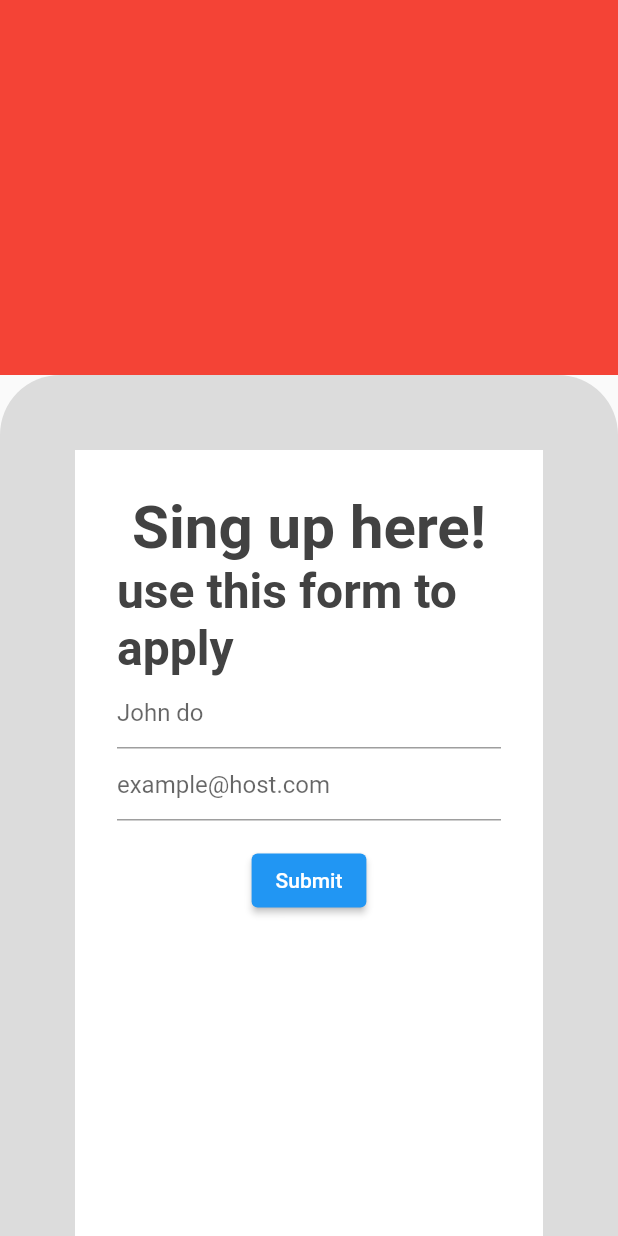
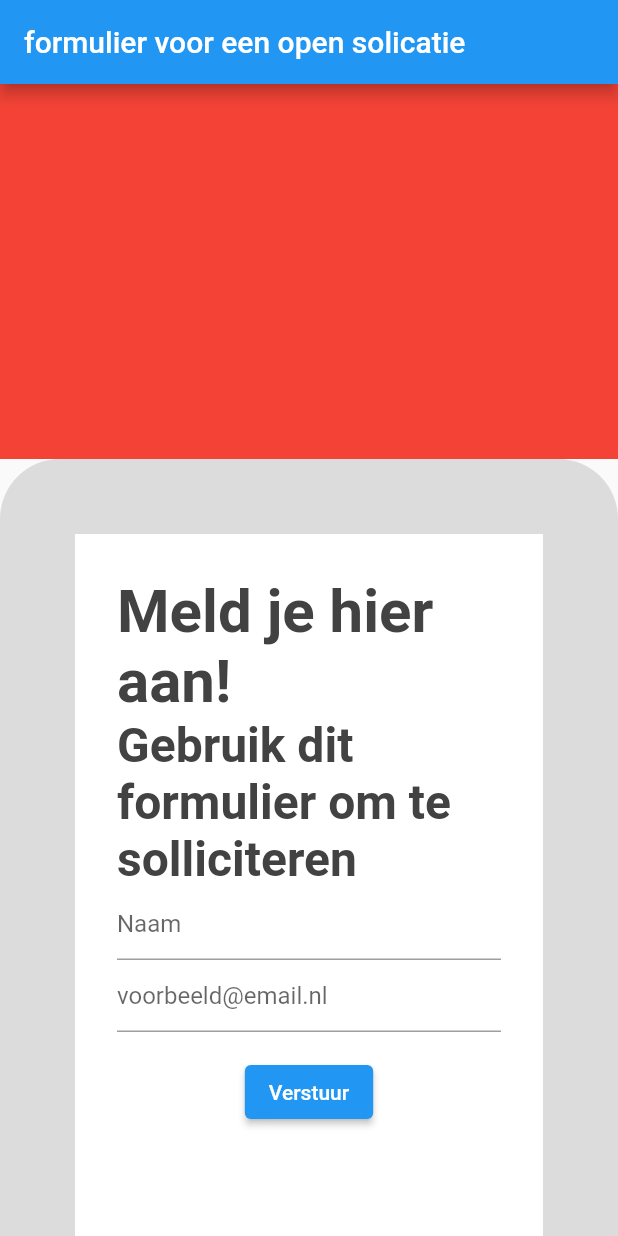
Before and after one commit to CZ-connect/CZ-Connect, a Flutter app: the screen it shows after launch, on a phone screen of 412 x 824 dp. Run offline on Flutter 3.47's test engine with Material 2 defaults, Android fonts, the phone set to English and light mode, and no system bars; our stand-ins replace email_validator.

Commit message:
template finished

```diff
--- a/cz_app/lib/main.dart
+++ b/cz_app/lib/main.dart
@@ -1,5 +1,8 @@
-
-import 'package:cz_app/widget/app/form-app//appBackground.dart';
+import 'package:cz_app/widget/app/form-app/appMainContainer.dart';
+import 'package:cz_app/widget/app/form-app/bottemAppLayout.dart';
+import 'package:cz_app/widget/app/form-app/form/storeInput.dart';
+import 'package:cz_app/widget/app/form-app/template/ScreenTemplate.dart';
+import 'package:cz_app/widget/app/form-app/topAppLayout.dart';
 import 'package:flutter/material.dart';
 
 void main() => runApp(const MyApp());
@@ -11,10 +14,23 @@
   Widget build(BuildContext context) {
     return MaterialApp(
       title: 'CZ_connect',
-      home: Scaffold(
-        body: backgroundWidget(),
+      initialRoute: '/',
+      routes: {
+        '/': (context) => Scaffold(
+              body: ScreenTemplate(
+                title: 'formulier voor een open solicatie',
+                header: topAppWidget(),
+                body: bottemAppWidget(
+                    child: appMainContainer(
+                  child: formWidget(),
+                )),
+              ),
+            ),
+      },
+      theme: ThemeData(
+        primarySwatch: Colors.blue,
+        visualDensity: VisualDensity.adaptivePlatformDensity,
       ),
-
     );
   }
 }
--- a/cz_app/lib/widget/app/form-app/appBackground.dart
+++ /dev/null
@@ -1,20 +0,0 @@
-import 'package:cz_app/widget/app/form-app/topAppLayout.dart';
-import 'package:flutter/material.dart';
-import 'bottemAppLayout.dart';
-
-//This widget styles the topcontainer and the bottom container in the app into 1
- class backgroundWidget extends StatelessWidget {
-
-  @override
-  Widget build(BuildContext context) {
-   return Column(
-       children: <Widget>[
-         // top widget 1
-         topAppWidget(),
-         bottemAppWidget(),
-         //top widget 2
-       ]
-   );
-  }
-
-}
--- a/cz_app/lib/widget/app/form-app/appMainContainer.dart
+++ b/cz_app/lib/widget/app/form-app/appMainContainer.dart
@@ -4,7 +4,8 @@
 import 'form/storeInput.dart';
 
 class appMainContainer extends StatelessWidget {
-  const appMainContainer({super.key});
+  final Widget child;
+  const appMainContainer({super.key, required this.child});
 
   @override
   Widget build(BuildContext context) {
@@ -22,6 +23,7 @@
             .height - 250,
         child: formWidget(),
       ),
+
     );
   }
 }
--- a/cz_app/lib/widget/app/form-app/bottemAppLayout.dart
+++ b/cz_app/lib/widget/app/form-app/bottemAppLayout.dart
@@ -3,7 +3,9 @@
 import 'appMainContainer.dart';
 
 class bottemAppWidget extends StatelessWidget {
+  final Widget child;
 
+  const bottemAppWidget({super.key, required this.child});
   @override
   Widget build(BuildContext context) {
     //TODO make this filllable with widtgets
@@ -16,7 +18,7 @@
           color: Colors.black12),
       width: double.maxFinite,
       height: MediaQuery.of(context).size.height - 250,
-      child: appMainContainer(),
+       child: child,
     );
   }
 }
--- a/cz_app/lib/widget/app/form-app/form/storeInput.dart
+++ b/cz_app/lib/widget/app/form-app/form/storeInput.dart
@@ -2,7 +2,7 @@
 import 'package:flutter/material.dart';
 import 'package:email_validator/email_validator.dart';
 import 'formTextWidget.dart';
-import 'model/form.model.dart';
+import '../model/form.model.dart';
 import 'package:http/http.dart' as http;
 import 'dart:convert' as convert;
 
@@ -10,6 +10,7 @@
 
 class formWidget extends StatelessWidget {
   ModelForm modelForm = ModelForm(null, null);
+  formWidget({super.key});
 
   @override
   Widget build(BuildContext context) {
--- /dev/null
+++ b/cz_app/lib/widget/app/form-app/template/ScreenTemplate.dart
@@ -0,0 +1,47 @@
+import 'package:flutter/material.dart';
+
+// top level ScreenTemplate
+class ScreenTemplate extends StatelessWidget {
+  final String title;
+
+  // container for the header
+  final Widget header;
+
+  //container for the body
+  final Widget body;
+
+  //the widget that gets changed in the tempalte
+  final Widget? leading;
+
+  const ScreenTemplate({
+    Key? key,
+    required this.title,
+    required this.header,
+    required this.body,
+    this.leading,
+  }) : super(key: key);
+
+  @override
+  Widget build(BuildContext context) {
+    return Scaffold(
+      appBar: AppBar(
+        title: Text(title),
+        leading: leading,
+        //leading logic if needed
+      ),
+      body: SingleChildScrollView(
+        child: Column(
+          children: [
+            header,
+            Column(
+                children: [
+                  body,
+                ]),
+          ],
+        ),
+
+
+      ),
+    );
+  }
+}
--- a/cz_app/pubspec.yaml
+++ b/cz_app/pubspec.yaml
@@ -31,11 +31,11 @@
   flutter:
     sdk: flutter
 
-
   # The following adds the Cupertino Icons font to your application.
   # Use with the CupertinoIcons class for iOS style icons.
   cupertino_icons: ^1.0.2
   email_validator: ^2.1.17
+  intl: ^0.18.0
   dio: ^5.0.3
   http_mock_adapter: ^0.4.2
   http: ^0.13.5
@@ -52,6 +52,7 @@
   # package. See that file for information about deactivating specific lint
   # rules and activating additional ones.
   flutter_lints: ^2.0.0
+  nock: ^1.2.1
 
 # For information on the generic Dart part of this file, see the
 # following page: https://dart.dev/tools/pub/pubspec
```
Also changed, not shown: cz_app/lib/widget/app/form-app/model/form.model.dart (renamed from cz_app/lib/widget/app/form-app/form/model/form.model.dart), 1 other file.
